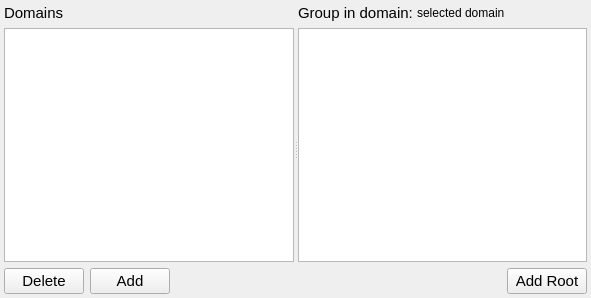
The window that ccs/tree_group/TreeGroupManager.ui (bisegni/chaosframework) describes before a commit, drawn with Qt 5.
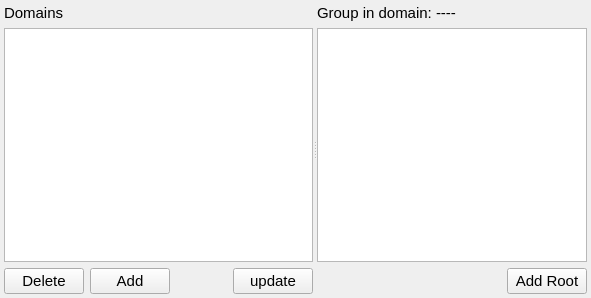
The same window after the commit.

Commit message: added first three api for let the ccs can create and manage the tree group(to implement graphically

Diff of the .ui file:
```diff
--- a/ccs/tree_group/TreeGroupManager.ui
+++ b/ccs/tree_group/TreeGroupManager.ui
@@ -96,6 +96,24 @@
            </property>
           </spacer>
          </item>
+         <item>
+          <widget class="QPushButton" name="pushButtonUpdateDomainsList">
+           <property name="sizePolicy">
+            <sizepolicy hsizetype="Minimum" vsizetype="Fixed">
+             <horstretch>0</horstretch>
+             <verstretch>0</verstretch>
+            </sizepolicy>
+           </property>
+           <property name="font">
+            <font>
+             <pointsize>11</pointsize>
+            </font>
+           </property>
+           <property name="text">
+            <string>update</string>
+           </property>
+          </widget>
+         </item>
         </layout>
        </item>
       </layout>
@@ -121,8 +139,13 @@
          </item>
          <item>
           <widget class="QLabel" name="label_2">
+           <property name="font">
+            <font>
+             <pointsize>11</pointsize>
+            </font>
+           </property>
            <property name="text">
-            <string>selected domain</string>
+            <string>----</string>
            </property>
           </widget>
          </item>
```
The commit also changes 27 other files.
